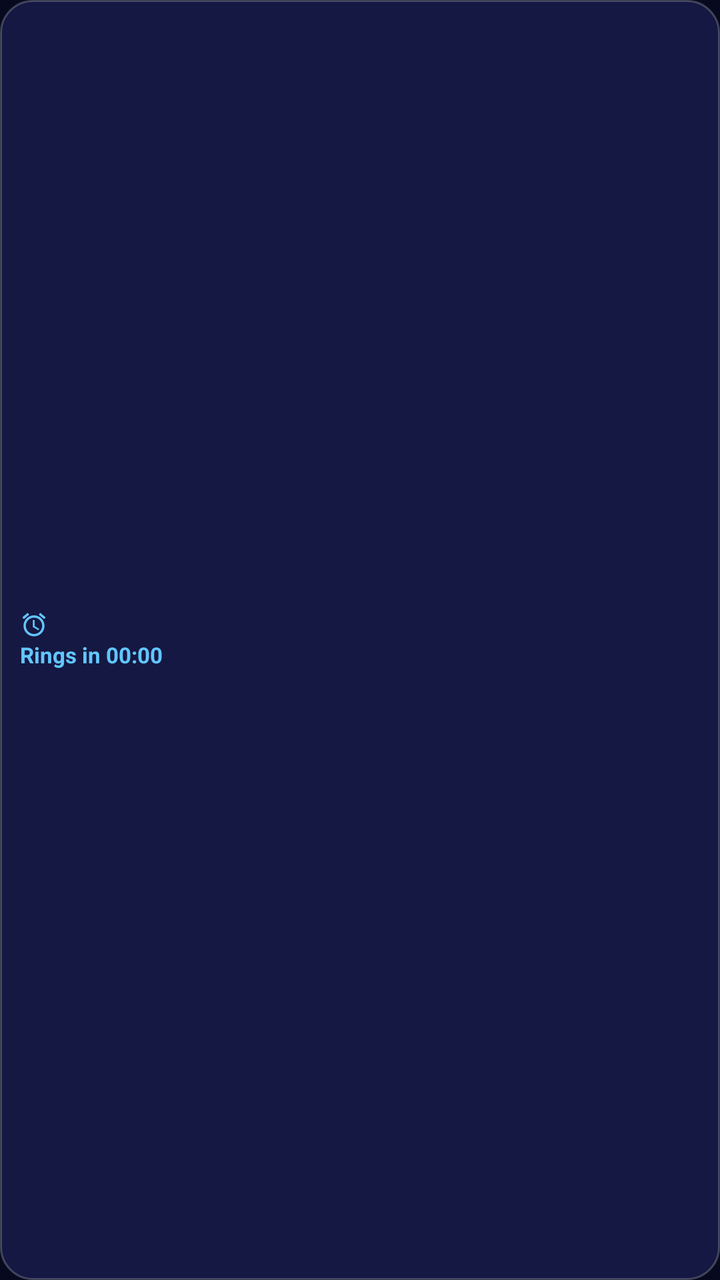
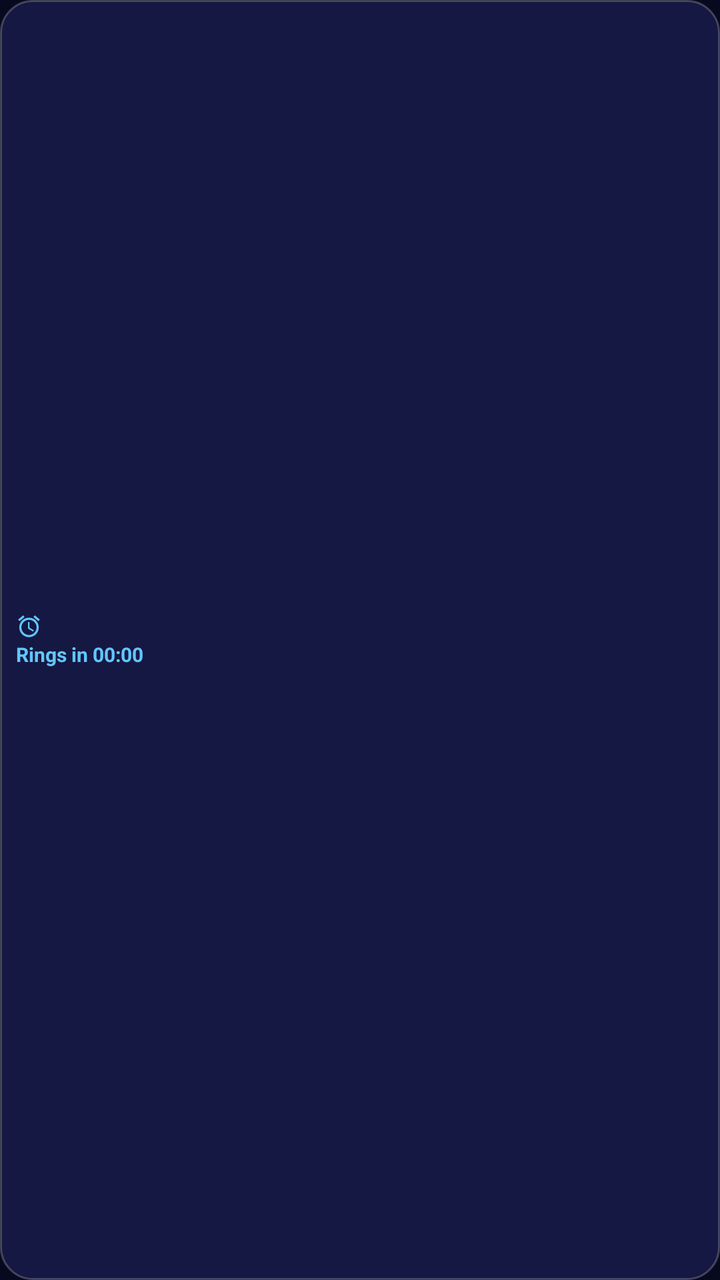

An Android layout rendered at two revisions. The XML below is the earlier revision; the diff shows what the commit changed to produce the second picture.
<!-- AndroidManifest.xml: application theme Theme.DriveLift -->
<!-- res/layout/cockpit_widget_alarm_chronometer.xml -->
<?xml version="1.0" encoding="utf-8"?>
<LinearLayout xmlns:android="http://schemas.android.com/apk/res/android"
    android:layout_width="wrap_content"
    android:layout_height="wrap_content"
    android:background="@drawable/cockpit_widget_well_bg"
    android:gravity="start|center_vertical"
    android:orientation="vertical"
    android:paddingHorizontal="10dp"
    android:paddingVertical="6dp">

    <LinearLayout
        android:layout_width="wrap_content"
        android:layout_height="wrap_content"
        android:gravity="center_vertical"
        android:orientation="horizontal">

        <ImageView
            android:id="@+id/cockpit_alarm_icon"
            android:layout_width="14dp"
            android:layout_height="14dp"
            android:layout_marginEnd="4dp"
            android:contentDescription="@null"
            android:src="@drawable/ic_cockpit_alarm"
            android:tint="@color/cockpit_tertiary" />

        <TextView
            android:id="@+id/cockpit_alarm_time_text"
            android:layout_width="wrap_content"
            android:layout_height="wrap_content"
            android:ellipsize="end"
            android:fontFeatureSettings="tnum"
            android:includeFontPadding="false"
            android:maxLines="1"
            android:singleLine="true"
            android:textColor="@color/cockpit_on_surface"
            android:textSize="12sp"
            android:textStyle="bold" />
    </LinearLayout>

    <Chronometer
        android:id="@+id/cockpit_alarm_chronometer"
        android:layout_width="wrap_content"
        android:layout_height="wrap_content"
        android:layout_marginTop="2dp"
        android:countDown="true"
        android:ellipsize="none"
        android:fontFeatureSettings="tnum"
        android:format="Rings in %s"
        android:includeFontPadding="false"
        android:maxLines="1"
        android:singleLine="true"
        android:textColor="@color/cockpit_tertiary"
        android:textSize="11sp"
        android:textStyle="bold" />

    <TextView
        android:id="@+id/cockpit_alarm_static_countdown"
        android:layout_width="wrap_content"
        android:layout_height="wrap_content"
        android:layout_marginTop="2dp"
        android:ellipsize="none"
        android:fontFeatureSettings="tnum"
        android:includeFontPadding="false"
        android:maxLines="1"
        android:singleLine="true"
        android:textColor="@color/cockpit_tertiary"
        android:textSize="11sp"
        android:textStyle="bold"
        android:visibility="gone" />
</LinearLayout>
<!-- resources referenced by this layout -->
<resources>
  <color name="cockpit_on_surface">#FFF3F1FF</color>
  <color name="cockpit_tertiary">#FF62C6FF</color>
  <!-- drawable cockpit_widget_well_bg (drawable) -->
  <?xml version="1.0" encoding="utf-8"?>
  <shape xmlns:android="http://schemas.android.com/apk/res/android"
      android:shape="rectangle">
      <corners android:radius="16dp" />
      <solid android:color="@color/cockpit_glass_well_fill" />
      <stroke
          android:width="1dp"
          android:color="@color/cockpit_glass_well_stroke" />
  </shape>
  <!-- drawable ic_cockpit_alarm (drawable) -->
  <?xml version="1.0" encoding="utf-8"?>
  <vector xmlns:android="http://schemas.android.com/apk/res/android"
      android:width="24dp"
      android:height="24dp"
      android:viewportWidth="24"
      android:viewportHeight="24">
      <path
          android:fillColor="#FFFFFFFF"
          android:pathData="M22,5.72l-4.6,-3.86l-1.29,1.53l4.6,3.86L22,5.72zM7.88,3.39L6.6,1.86L2,5.71l1.29,1.53L7.88,3.39zM12.5,8H11v6l4.75,2.85l0.75,-1.23l-4,-2.37V8zM12,4c-4.97,0 -9,4.03 -9,9c0,4.97 4.02,9 9,9c4.97,0 9,-4.03 9,-9C21,8.03 16.97,4 12,4zM12,20c-3.87,0 -7,-3.13 -7,-7s3.13,-7 7,-7s7,3.13 7,7S15.87,20 12,20z" />
  </vector>
  <style name="Theme.DriveLift" parent="android:Theme.Material.NoActionBar">
          <item name="android:windowBackground">@color/window_background</item>
      </style>
  <color name="cockpit_glass_well_fill">#FF151842</color>
  <color name="cockpit_glass_well_stroke">#38FFFFFF</color>
  <color name="window_background">#070A1E</color>
</resources>

<!-- the commit's change to res/layout/cockpit_widget_alarm_chronometer.xml (unified diff, before → after) -->
@@ -5,8 +5,8 @@
     android:background="@drawable/cockpit_widget_well_bg"
     android:gravity="start|center_vertical"
     android:orientation="vertical"
-    android:paddingHorizontal="10dp"
-    android:paddingVertical="6dp">
+    android:paddingHorizontal="8dp"
+    android:paddingVertical="5dp">
 
     <LinearLayout
         android:layout_width="wrap_content"
@@ -16,8 +16,8 @@
 
         <ImageView
             android:id="@+id/cockpit_alarm_icon"
-            android:layout_width="14dp"
-            android:layout_height="14dp"
+            android:layout_width="13dp"
+            android:layout_height="13dp"
             android:layout_marginEnd="4dp"
             android:contentDescription="@null"
             android:src="@drawable/ic_cockpit_alarm"
@@ -33,7 +33,7 @@
             android:maxLines="1"
             android:singleLine="true"
             android:textColor="@color/cockpit_on_surface"
-            android:textSize="12sp"
+            android:textSize="11sp"
             android:textStyle="bold" />
     </LinearLayout>
 
@@ -50,7 +50,7 @@
         android:maxLines="1"
         android:singleLine="true"
         android:textColor="@color/cockpit_tertiary"
-        android:textSize="11sp"
+        android:textSize="10sp"
         android:textStyle="bold" />
 
     <TextView
@@ -64,7 +64,7 @@
         android:maxLines="1"
         android:singleLine="true"
         android:textColor="@color/cockpit_tertiary"
-        android:textSize="11sp"
+        android:textSize="10sp"
         android:textStyle="bold"
         android:visibility="gone" />
 </LinearLayout>
